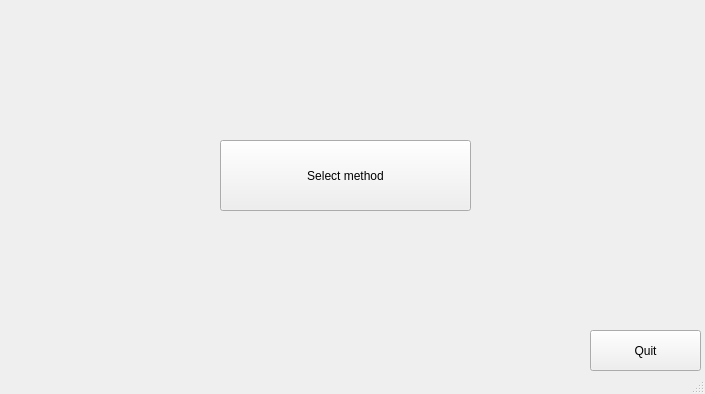
Old version of the form mainwindow.ui in the repository Wissben/SPOM.
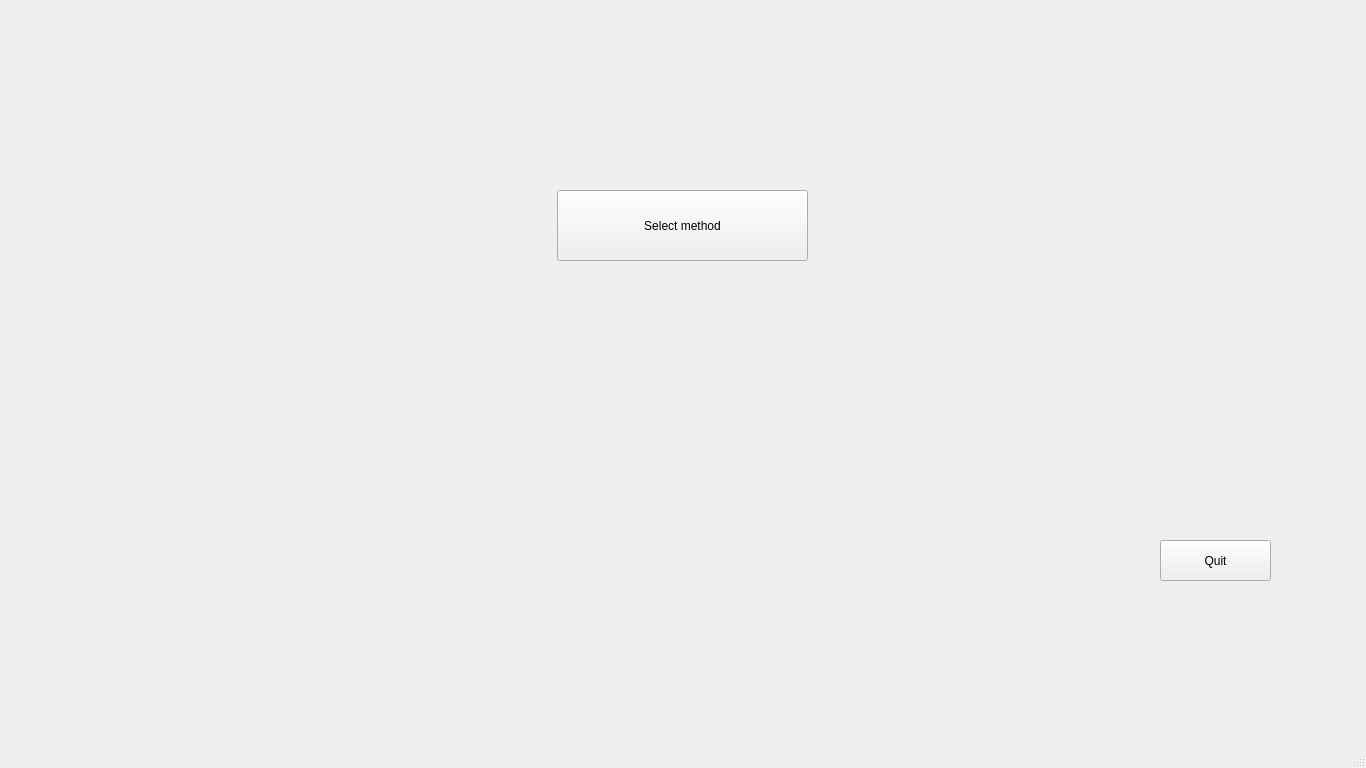
New version of the form.

```diff
--- a/mainwindow.ui
+++ b/mainwindow.ui
@@ -6,8 +6,8 @@
    <rect>
     <x>0</x>
     <y>0</y>
-    <width>705</width>
-    <height>394</height>
+    <width>1366</width>
+    <height>768</height>
    </rect>
   </property>
   <property name="windowTitle">
@@ -23,8 +23,8 @@
    <widget class="QPushButton" name="pushButton">
     <property name="geometry">
      <rect>
-      <x>220</x>
-      <y>140</y>
+      <x>557</x>
+      <y>190</y>
       <width>251</width>
       <height>71</height>
      </rect>
@@ -42,8 +42,8 @@
    <widget class="QPushButton" name="pushButton_2">
     <property name="geometry">
      <rect>
-      <x>590</x>
-      <y>330</y>
+      <x>1160</x>
+      <y>540</y>
       <width>111</width>
       <height>41</height>
      </rect>
```
